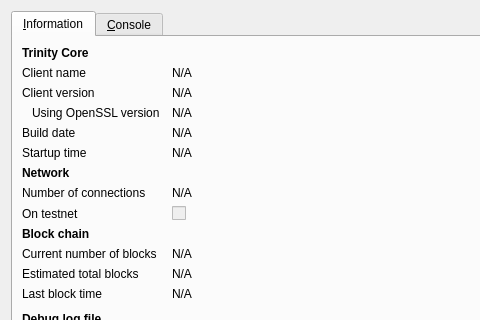
Qt form src/qt/forms/rpcconsole.ui (fivemil/Megabyte) before a commit; both pictures show x 0 to 480 and y 0 to 320 of the 740 by 450 pixel window.
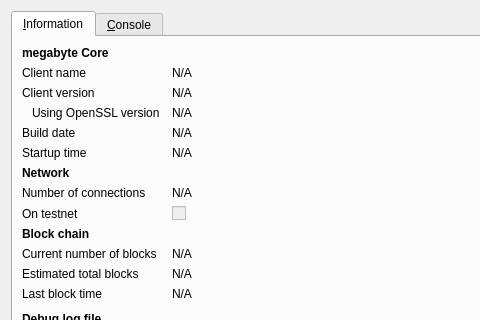
The same form after that commit. Icons and pictures are not drawn.

```diff
--- a/src/qt/forms/rpcconsole.ui
+++ b/src/qt/forms/rpcconsole.ui
@@ -36,7 +36,7 @@
           </font>
          </property>
          <property name="text">
-          <string>Trinity Core</string>
+          <string>megabyte Core</string>
          </property>
         </widget>
        </item>
```
Left out of the diff: 6 changed lines with no effect on the pictures.
